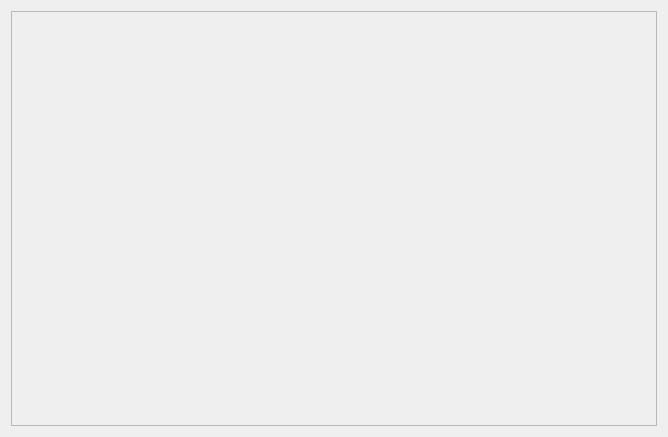
Qt form scenariomaterialsconfigui.ui (conejoo/Escenarios) before a commit.
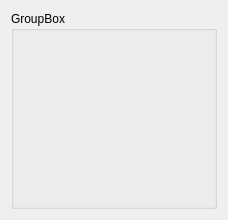
The same form after that commit.

The edit to the form file:
```diff
--- a/scenariomaterialsconfigui.ui
+++ b/scenariomaterialsconfigui.ui
@@ -6,8 +6,8 @@
    <rect>
     <x>0</x>
     <y>0</y>
-    <width>668</width>
-    <height>437</height>
+    <width>228</width>
+    <height>220</height>
    </rect>
   </property>
   <property name="windowTitle">
@@ -15,21 +15,18 @@
   </property>
   <layout class="QVBoxLayout" name="verticalLayout">
    <item>
-    <widget class="QScrollArea" name="scrollArea">
-     <property name="widgetResizable">
-      <bool>true</bool>
+    <widget class="QGroupBox" name="groupBox">
+     <property name="title">
+      <string>GroupBox</string>
      </property>
-     <widget class="QWidget" name="scrollAreaWidgetContents">
-      <property name="geometry">
-       <rect>
-        <x>0</x>
-        <y>0</y>
-        <width>648</width>
-        <height>417</height>
-       </rect>
+     <layout class="QFormLayout" name="formLayout">
+      <property name="fieldGrowthPolicy">
+       <enum>QFormLayout::AllNonFixedFieldsGrow</enum>
       </property>
-      <layout class="QVBoxLayout" name="verticalLayout_2"/>
-     </widget>
+      <property name="verticalSpacing">
+       <number>0</number>
+      </property>
+     </layout>
     </widget>
    </item>
   </layout>
```
